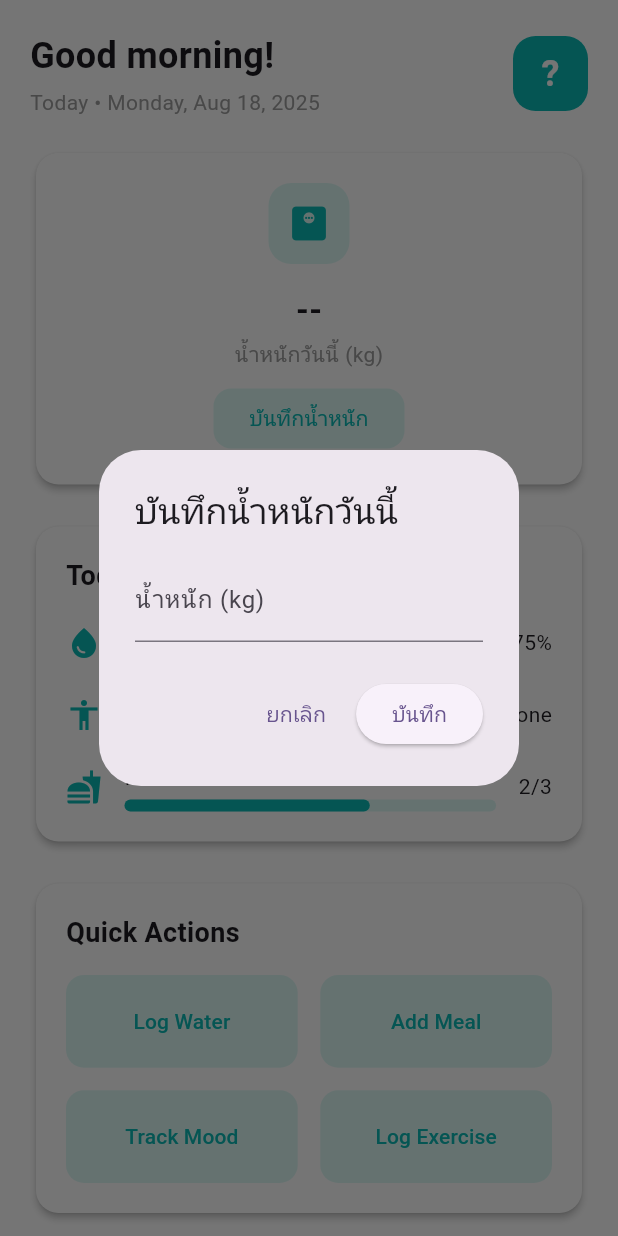
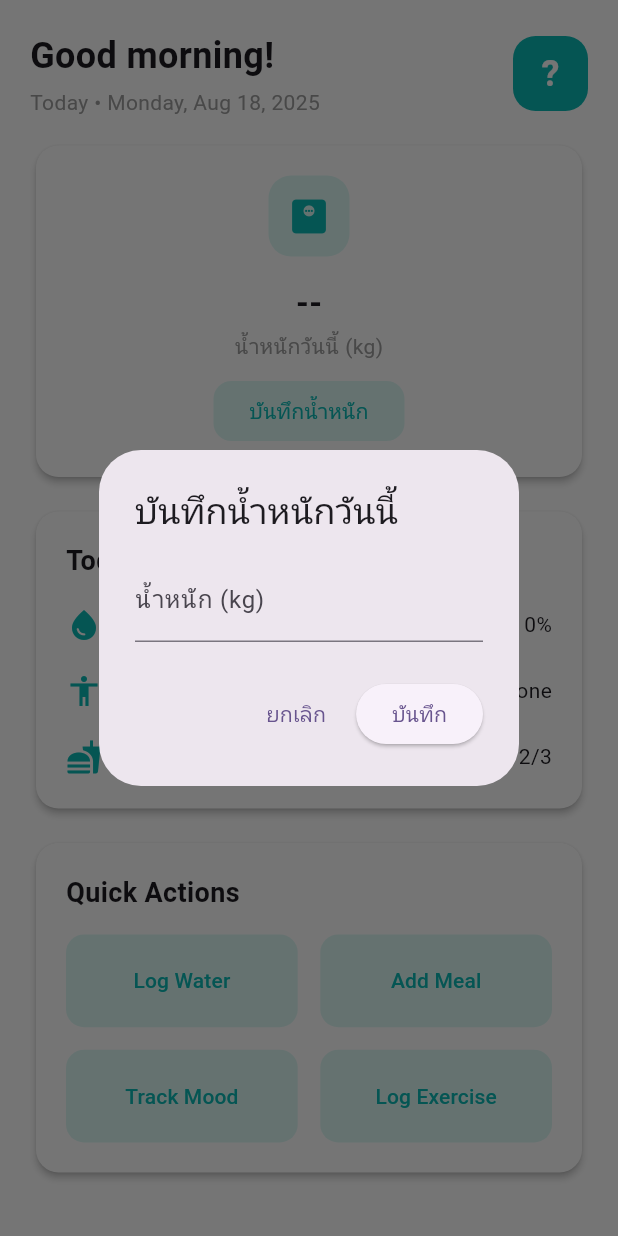
Before and after one commit to Thanaphum-6510110194/G6-Health-Tracking, a Flutter app: the DashboardScreen screen opened by its route, after a tap on "บันทึกน้ำหนัก", on a phone screen of 412 x 824 dp. Run offline on Flutter 3.47's test engine with Material 3 defaults, Android fonts, the phone set to English and light mode, and no system bars; our stand-ins replace cloud_firestore, firebase_auth, firebase_core, firebase_messaging, flutter_local_notifications, image_picker and 1 more; accounts and stored records are empty.

Commit message:
dashboard change almost to stateless and link water intake

```diff
--- a/lib/providers/auth_notifier.dart
+++ b/lib/providers/auth_notifier.dart
@@ -751,4 +751,32 @@ class AuthNotifier extends ChangeNotifier {
     }
     notifyListeners();
   }
+
+  String? _fullName;
+  String? get fullName => _fullName;
+
+  Future<void> fetchUserData() async {
+    final user = FirebaseAuth.instance.currentUser;
+    if (user == null) return;
+
+    final profileDoc = await FirebaseFirestore.instance
+        .collection('users')
+        .doc(user.uid)
+        .collection('profile')
+        .doc('profile_data')
+        .get();
+
+    _fullName = profileDoc.data()?['fullName'];
+
+    final todayKey = DateTime.now().toIso8601String().split('T').first;
+    final weightDoc = await FirebaseFirestore.instance
+        .collection('users')
+        .doc(user.uid)
+        .collection('weights')
+        .doc(todayKey)
+        .get();
+
+    _todayWeight = (weightDoc.data()?['weight'])?.toDouble();
+    notifyListeners();
+  }
 }
--- a/lib/screens/dashboard.dart
+++ b/lib/screens/dashboard.dart
@@ -1,68 +1,58 @@
 import 'package:flutter/material.dart';
 import 'package:intl/intl.dart';
-import '../services/user_service.dart';
 import 'package:provider/provider.dart';
 
 import '../providers/auth_notifier.dart';
 import 'login_screen.dart';
 
-
 const Color primaryColor = Color(0xFF0ABAB5);
 const Color secondaryColor = Color(0xFF56DFCF);
 
-class DashboardScreen extends StatefulWidget {
+class DashboardScreen extends StatelessWidget {
   const DashboardScreen({super.key});
 
-  @override
-  State<DashboardScreen> createState() => _DashboardScreenState();
-}
-
-class _DashboardScreenState extends State<DashboardScreen> {
-  @override
-  void initState() {
-    super.initState();
-    // ดึงน้ำหนักวันนี้เมื่อเข้า Dashboard
-    Future.microtask(() => Provider.of<AuthNotifier>(context, listen: false).fetchTodayWeight());
+  String getGreeting() {
+    final hour = DateTime.now().hour;
+    if (hour < 12) return 'Good morning';
+    if (hour < 17) return 'Good afternoon';
+    return 'Good evening';
   }
 
   @override
   Widget build(BuildContext context) {
+    final auth = context.watch<AuthNotifier>();
+    String name = auth.fullName ?? '';
+    if (name.isEmpty) {
+      auth.fetchUserData();
+      name = auth.fullName ?? '';
+    }
+    final today = DateFormat('EEEE, MMM d, yyyy').format(DateTime.now());
+
     return Scaffold(
       backgroundColor: Colors.white,
       body: SafeArea(
         child: SingleChildScrollView(
-          child: Padding(
-            padding: const EdgeInsets.all(20.0),
+          padding: const EdgeInsets.all(20),
           child: Column(
-              crossAxisAlignment: CrossAxisAlignment.start,
-              children: <Widget>[
-                _buildHeader(),
-                const SizedBox(height: 20),
-                _buildHealthMetricCards(),
-                const SizedBox(height: 20),
+            crossAxisAlignment: CrossAxisAlignment.center,
+            children: [
+              _buildHeader(context, name, today),
+              const SizedBox(height: 15),
+              _buildHealthMetricCard(context, auth),
+              const SizedBox(height: 15),
               _buildProgressSection(),
-                const SizedBox(height: 20),
+              const SizedBox(height: 15),
               _buildQuickActions(context),
             ],
-            ),
           ),
         ),
       ),
     );
   }
 
-  Widget _buildHeader() {
-    String getGreeting() {
-      final hour = DateTime.now().hour;
-      if (hour < 12) return 'Good morning';
-      if (hour < 17) return 'Good afternoon';
-      return 'Good evening';
-    }
-    final today = DateFormat('EEEE, MMM d, yyyy').format(DateTime.now());
-    return FutureBuilder<String?>(
-      future: fetchUserName(),
-      builder: (context, snapshot) {
-        final name = snapshot.data ?? '';
+  Widget _buildHeader(BuildContext context, String name, String today) {
+    final greeting = '${getGreeting()}${name.isNotEmpty ? ', $name!' : '!'}';
+
     return Row(
       mainAxisAlignment: MainAxisAlignment.spaceBetween,
       children: [
@@ -70,7 +60,7 @@ class _DashboardScreenState extends State<DashboardScreen> {
           crossAxisAlignment: CrossAxisAlignment.start,
           children: [
             Text(
-                  '${getGreeting()}${name.isNotEmpty ? ', $name!' : '!'}',
+              greeting,
               style: const TextStyle(fontSize: 24, fontWeight: FontWeight.bold),
             ),
             const SizedBox(height: 4),
@@ -80,15 +70,40 @@ class _DashboardScreenState extends State<DashboardScreen> {
             ),
           ],
         ),
-            // Profile picture as button
         InkWell(
           borderRadius: BorderRadius.circular(15),
-              onTap: () async {
-                await showDialog(
+          onTap: () => _showProfileDialog(context, name),
+          child: Container(
+            width: 50,
+            height: 50,
+            decoration: BoxDecoration(
+              color: primaryColor,
+              borderRadius: BorderRadius.circular(15),
+            ),
+            child: Center(
+              child: Text(
+                name.isNotEmpty ? name[0].toUpperCase() : '?',
+                style: const TextStyle(
+                  fontSize: 24,
+                  fontWeight: FontWeight.bold,
+                  color: Colors.white,
+                ),
+              ),
+            ),
+          ),
+        ),
+      ],
+    );
+  }
+
+  void _showProfileDialog(BuildContext context, String name) {
+    showDialog(
       context: context,
       builder: (context) {
         return Dialog(
-                      shape: RoundedRectangleBorder(borderRadius: BorderRadius.circular(20)),
+          shape: RoundedRectangleBorder(
+            borderRadius: BorderRadius.circular(20),
+          ),
           child: Padding(
             padding: const EdgeInsets.all(24.0),
             child: Column(
@@ -115,7 +130,10 @@ class _DashboardScreenState extends State<DashboardScreen> {
                 const SizedBox(height: 16),
                 Text(
                   name.isNotEmpty ? name : 'Guest',
-                              style: const TextStyle(fontSize: 20, fontWeight: FontWeight.bold),
+                  style: const TextStyle(
+                    fontSize: 20,
+                    fontWeight: FontWeight.bold,
+                  ),
                 ),
                 const SizedBox(height: 24),
                 Consumer<AuthNotifier>(
@@ -126,16 +144,19 @@ class _DashboardScreenState extends State<DashboardScreen> {
                       style: ElevatedButton.styleFrom(
                         backgroundColor: Colors.red.shade400,
                         foregroundColor: Colors.white,
-                                    shape: RoundedRectangleBorder(borderRadius: BorderRadius.circular(12)),
+                        shape: RoundedRectangleBorder(
+                          borderRadius: BorderRadius.circular(12),
+                        ),
                       ),
                       label: const Text('Log out'),
                       onPressed: () async {
                         await auth.logout();
                         if (context.mounted) {
-                                      Navigator.of(context).pop(); // close dialog
-                                      Navigator.of(context).pushAndRemoveUntil(
-                                        MaterialPageRoute(builder: (_) => const LoginScreen()),
-                                        (route) => false,
+                          Navigator.of(context).pop();
+                          Navigator.of(context).pushReplacement(
+                            MaterialPageRoute(
+                              builder: (_) => const LoginScreen(),
+                            ),
                           );
                         }
                       },
@@ -148,39 +169,13 @@ class _DashboardScreenState extends State<DashboardScreen> {
         );
       },
     );
-              },
-              child: Container(
-                width: 50,
-                height: 50,
-                decoration: BoxDecoration(
-                  color: primaryColor,
-                  borderRadius: BorderRadius.circular(15),
-                ),
-                child: Center(
-                  child: Text(
-                    name.isNotEmpty ? name[0].toUpperCase() : '?',
-                    style: const TextStyle(
-                      fontSize: 24,
-                      fontWeight: FontWeight.bold,
-                      color: Colors.white,
-                    ),
-                  ),
-                ),
-              ),
-            ),
-          ],
-        );
-      },
-    );
   }
 
-  Widget _buildHealthMetricCards() {
-    return Consumer<AuthNotifier>(
-      builder: (context, auth, _) {
+  Widget _buildHealthMetricCard(BuildContext context, AuthNotifier auth) {
     final weight = auth.todayWeight;
-        return Row(
-          children: <Widget>[
-            Expanded(
+
+    return SizedBox(
+      width: double.infinity,
       child: Card(
         color: Colors.white,
         shape: RoundedRectangleBorder(borderRadius: BorderRadius.circular(15)),
@@ -195,18 +190,46 @@ class _DashboardScreenState extends State<DashboardScreen> {
                   color: secondaryColor.withOpacity(0.2),
                   borderRadius: BorderRadius.circular(15),
                 ),
-                        child: Icon(Icons.monitor_weight, color: primaryColor, size: 30),
+                child: Icon(
+                  Icons.monitor_weight,
+                  color: primaryColor,
+                  size: 30,
+                ),
               ),
               const SizedBox(height: 15),
               Text(
                 weight != null ? weight.toStringAsFixed(1) : '--',
-                        style: const TextStyle(fontSize: 22, fontWeight: FontWeight.bold),
+                style: const TextStyle(
+                  fontSize: 22,
+                  fontWeight: FontWeight.bold,
+                ),
               ),
               const SizedBox(height: 4),
-                      const Text('น้ำหนักวันนี้ (kg)', style: TextStyle(fontSize: 14, color: Colors.grey)),
+              const Text(
+                'น้ำหนักวันนี้ (kg)',
+                style: TextStyle(fontSize: 14, color: Colors.grey),
+              ),
               const SizedBox(height: 8),
               ElevatedButton(
-                        onPressed: () async {
+                onPressed: () => _showWeightInputDialog(context),
+                style: ElevatedButton.styleFrom(
+                  foregroundColor: primaryColor,
+                  backgroundColor: secondaryColor.withOpacity(0.2),
+                  shape: RoundedRectangleBorder(
+                    borderRadius: BorderRadius.circular(12),
+                  ),
+                  elevation: 0,
+                ),
+                child: const Text('บันทึกน้ำหนัก'),
+              ),
+            ],
+          ),
+        ),
+      ),
+    );
+  }
+
+  void _showWeightInputDialog(BuildContext context) async {
     final controller = TextEditingController();
     final result = await showDialog<double>(
       context: context,
@@ -214,7 +237,7 @@ class _DashboardScreenState extends State<DashboardScreen> {
         title: const Text('บันทึกน้ำหนักวันนี้'),
         content: TextField(
           controller: controller,
-                                keyboardType: TextInputType.numberWithOptions(decimal: true),
+          keyboardType: const TextInputType.numberWithOptions(decimal: true),
           decoration: const InputDecoration(labelText: 'น้ำหนัก (kg)'),
         ),
         actions: [
@@ -225,9 +248,7 @@ class _DashboardScreenState extends State<DashboardScreen> {
           ElevatedButton(
             onPressed: () {
               final value = double.tryParse(controller.text);
-                                    if (value != null && value > 0) {
-                                      Navigator.pop(context, value);
-                                    }
+              if (value != null && value > 0) Navigator.pop(context, value);
             },
             child: const Text('บันทึก'),
           ),
@@ -235,30 +256,24 @@ class _DashboardScreenState extends State<DashboardScreen> {
       ),
     );
     if (result != null) {
-                            await auth.saveTodayWeight(result);
+      await context.read<AuthNotifier>().saveTodayWeight(result);
     }
-                        },
-                        child: const Text('บันทึกน้ำหนัก'),
-                        style: ElevatedButton.styleFrom(
-                          foregroundColor: primaryColor,
-                          backgroundColor: secondaryColor.withOpacity(0.2),
-                          elevation: 0,
-                          shape: RoundedRectangleBorder(borderRadius: BorderRadius.circular(12)),
-                        ),
-                      ),
-                    ],
-                  ),
-                ),
-              ),
-            ),
-          ],
-        );
-      },
-    );
   }
 
+  Widget _buildProgressSection() {
+  return Consumer<AuthNotifier>(
+    builder: (context, auth, _) {
+      final waterCount = auth.dailyWaterCount;
+      final waterGoal = 8; // สมมุติว่าเป้าหมายคือ 8 แก้ว
+      final waterProgress = (waterCount / waterGoal).clamp(0.0, 1.0);
+      final waterText = '${(waterProgress * 100).toInt()}%';
 
-  Widget _buildProgressSection() {
+      // Optional: meals
+      // final mealsLogged = auth.mealsLogged; // ต้องมีใน AuthNotifier
+      // final mealGoal = auth.mealGoal;       // ต้องมีใน AuthNotifier
+      // final mealProgress = mealGoal == 0 ? 0.0 : mealsLogged / mealGoal;
+      // final mealText = '$mealsLogged/$mealGoal';
+
       return Card(
         color: Colors.white,
         shape: RoundedRectangleBorder(borderRadius: BorderRadius.circular(15)),
@@ -267,7 +282,7 @@ class _DashboardScreenState extends State<DashboardScreen> {
           padding: const EdgeInsets.all(20),
           child: Column(
             crossAxisAlignment: CrossAxisAlignment.start,
-          children: <Widget>[
+            children: [
               const Text(
                 "Today's Progress",
                 style: TextStyle(fontSize: 18, fontWeight: FontWeight.bold),
@@ -276,8 +291,8 @@ class _DashboardScreenState extends State<DashboardScreen> {
               _buildProgressItem(
                 icon: Icons.water_drop,
                 label: 'Water Intake',
-              progress: 0.75,
-              progressText: '75%',
+                progress: waterProgress,
+                progressText: waterText,
               ),
               const SizedBox(height: 15),
               _buildProgressItem(
@@ -297,7 +312,10 @@ class _DashboardScreenState extends State<DashboardScreen> {
           ),
         ),
       );
+    },
+  );
 }
+
 
   Widget _buildProgressItem({
     required IconData icon,
@@ -315,14 +333,11 @@ class _DashboardScreenState extends State<DashboardScreen> {
             children: [
               Text(label),
               const SizedBox(height: 5),
-              SizedBox(
-                height: 8,
-                child: LinearProgressIndicator(
+              LinearProgressIndicator(
                 value: progress,
-                  backgroundColor: secondaryColor.withValues(alpha: 0.2),
-                  valueColor: const AlwaysStoppedAnimation<Color>(primaryColor),
+                backgroundColor: secondaryColor.withOpacity(0.2),
+                valueColor: const AlwaysStoppedAnimation(primaryColor),
                 borderRadius: BorderRadius.circular(5),
-                ),
               ),
             ],
           ),
@@ -342,26 +357,24 @@ class _DashboardScreenState extends State<DashboardScreen> {
         padding: const EdgeInsets.all(20),
         child: Column(
           crossAxisAlignment: CrossAxisAlignment.start,
-          children: <Widget>[
+          children: [
             const Text(
               'Quick Actions',
               style: TextStyle(fontSize: 18, fontWeight: FontWeight.bold),
             ),
             const SizedBox(height: 15),
-            // The grid for the buttons
             GridView.count(
               crossAxisCount: 2,
-              shrinkWrap: true, // Important to allow GridView inside Column
-              physics:
-                  const NeverScrollableScrollPhysics(), // Disables scrolling for the grid
+              shrinkWrap: true,
+              physics: const NeverScrollableScrollPhysics(),
               crossAxisSpacing: 15,
               mainAxisSpacing: 15,
-              childAspectRatio: 2.5, // Adjusts the height of the buttons
-              children: <Widget>[
-                _buildActionButton(label: 'Log Water', context: context, routeName: '/daily_habits'),
-                _buildActionButton(label: 'Add Meal', context: context, routeName: '/meal_logging'),
-                _buildActionButton(label: 'Track Mood', context: context, routeName: null),
-                _buildActionButton(label: 'Log Exercise', context: context, routeName: '/daily_habits'),
+              childAspectRatio: 2.5,
+              children: [
+                _buildActionButton('Log Water', context, '/daily_habits'),
+                _buildActionButton('Add Meal', context, '/meal_logging'),
+                _buildActionButton('Track Mood', context, null),
+                _buildActionButton('Log Exercise', context, '/daily_habits'),
               ],
             ),
           ],
@@ -370,38 +383,28 @@ class _DashboardScreenState extends State<DashboardScreen> {
     );
   }
 
-  Widget _buildActionButton({
-    required String label,
-    required BuildContext context,
-    required String? routeName,
-    }) {
+  Widget _buildActionButton(
+    String label,
+    BuildContext context,
+    String? routeName,
+  ) {
     return ElevatedButton(
       onPressed: () {
-        // ตรวจสอบว่า routeName ไม่ใช่ null ก่อนที่จะทำการ navigate
         if (routeName != null) {
-          // เปลี่ยนจาก Navigator.push เป็น Navigator.pushNamed
           Navigator.pushNamed(context, routeName);
         } else {
-          // จัดการกรณีที่ยังไม่มีหน้าจอสำหรับปุ่มนั้นๆ
-          print('No route defined for: $label');
-          // อาจจะแสดง SnackBar หรือ Dialog แจ้งเตือนผู้ใช้
           ScaffoldMessenger.of(context).showSnackBar(
-            SnackBar(
-              content: Text('"$label" feature is coming soon!'),
-              backgroundColor: Colors.grey[700],
-            ),
+            SnackBar(content: Text('"$label" feature is coming soon!')),
           );
         }
       },
       style: ElevatedButton.styleFrom(
         foregroundColor: primaryColor,
-        backgroundColor: secondaryColor.withValues(alpha: 0.2),
+        backgroundColor: secondaryColor.withOpacity(0.2),
         overlayColor: secondaryColor,
-
         shape: RoundedRectangleBorder(borderRadius: BorderRadius.circular(12)),
         elevation: 0,
       ),
-
       child: Text(label),
     );
   }
```
Also changed, not shown: pubspec.lock, 1 other file. Lines whose indentation alone changed are shown as unchanged.
